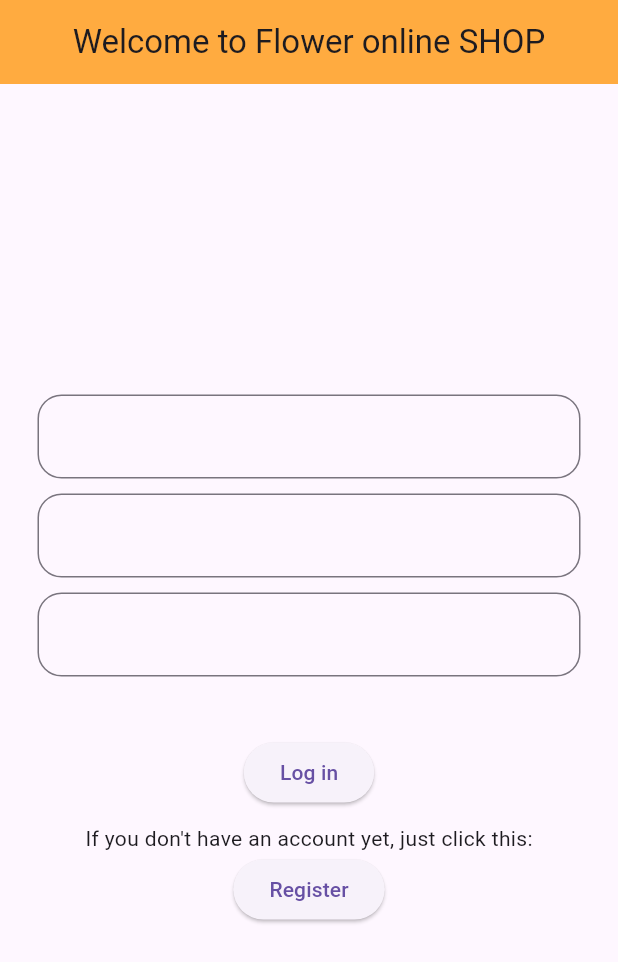
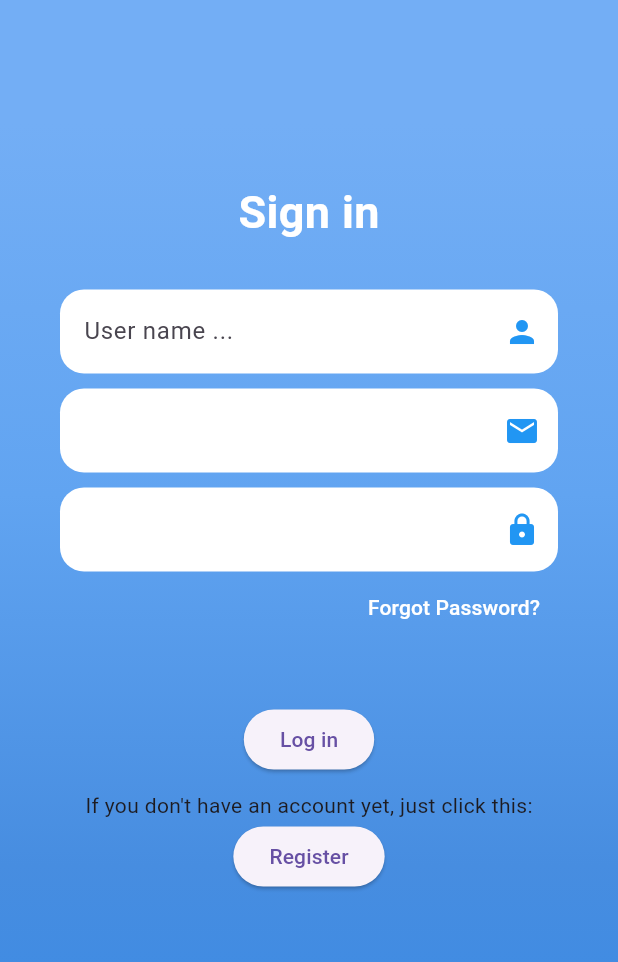
Before and after one commit to Ater-tech/flowerShop, a Flutter app: the screen it shows after launch, on a phone screen of 412 x 824 dp. Shown: the top 962 px of the screen. Run offline on Flutter 3.47's test engine with Material 3 defaults, Android fonts, the phone set to English and light mode, and no system bars; our stand-ins replace cached_network_image, dio, flutter_dotenv, flutter_riverpod, image_picker; Roboto replaces fonts that are missing (OpenSams).

Commit message:
Added log in UI

```diff
--- a/mobile/lib/screens/home_screen/register/log_in_page.dart
+++ b/mobile/lib/screens/home_screen/register/log_in_page.dart
@@ -17,42 +17,56 @@ class _LogInState extends State<LogInPage> {
   @override
   Widget build(BuildContext context) {
     return Scaffold(
-      appBar: AppBar(
-        title: Text("Welcome to Flower online SHOP"),
-        backgroundColor: Colors.orangeAccent,
-        centerTitle: true,
+      body: Container(
+        height: double.infinity,
+        width: double.infinity,
+        decoration: BoxDecoration(
+          gradient: LinearGradient(
+            begin: Alignment.topCenter,
+            end: Alignment.bottomCenter,
+            colors: [
+              Color(0xFF73AEF5),
+              Color(0xFF61A4F1),
+              Color(0xFF478DE0),
+              Color(0xFF398AE5),
+            ],
+            stops: [0.1, 0.4, 0.7, 0.9],
           ),
-      body: Padding(
-        padding: EdgeInsetsGeometry.symmetric(horizontal: 25, vertical: 15),
+        ),
+        child: Padding(
+          padding: EdgeInsetsGeometry.symmetric(horizontal: 40, vertical: 120),
+          child: SingleChildScrollView(
             child: Column(
               mainAxisAlignment: MainAxisAlignment.center,
               children: [
-            TextFormField(
-              controller: username,
-              keyboardType: TextInputType.text,
-              decoration: InputDecoration(
-                border: OutlineInputBorder(
-                  borderRadius: BorderRadius.circular(16),
+                Text(
+                  "Sign in",
+                  style: TextStyle(
+                    fontFamily: 'OpenSams',
+                    fontSize: 30,
+                    color: Colors.white,
+                    fontWeight: FontWeight.bold,
                   ),
                 ),
-            ),
+                SizedBox(height: 30),
+
+                //username
+                userName(),
                 SizedBox(height: 10),
-            TextFormField(
-              controller: email,
-              keyboardType: TextInputType.emailAddress,
-              decoration: InputDecoration(
-                border: OutlineInputBorder(
-                  borderRadius: BorderRadius.circular(16),
-                ),
-              ),
-            ),
+
+                //email
+                emailMethod(),
                 SizedBox(height: 10),
-            TextFormField(
-              controller: password,
-              keyboardType: TextInputType.visiblePassword,
-              decoration: InputDecoration(
-                border: OutlineInputBorder(
-                  borderRadius: BorderRadius.circular(16),
+
+                //password
+                passwordMethod(),
+                Container(
+                  alignment: Alignment.bottomRight,
+                  child: TextButton(
+                    onPressed: () {},
+                    child: Text(
+                      "Forgot Password?",
+                      style: TextStyle(color: Colors.white),
                     ),
                   ),
                 ),
@@ -72,6 +86,74 @@ class _LogInState extends State<LogInPage> {
               ],
             ),
           ),
+        ),
+      ),
+    );
+  }
+
+  TextFormField passwordMethod() {
+    return TextFormField(
+      controller: password,
+      keyboardType: TextInputType.visiblePassword,
+      obscureText: true,
+      decoration: InputDecoration(
+        suffixIcon: Icon(Icons.lock, color: Colors.blue),
+        filled: true,
+        fillColor: Colors.white,
+        enabledBorder: OutlineInputBorder(
+          borderRadius: BorderRadius.circular(16),
+          borderSide: BorderSide(color: Colors.transparent),
+        ),
+        focusedBorder: OutlineInputBorder(
+          borderRadius: BorderRadius.circular(16),
+          borderSide: BorderSide(color: Colors.black54),
+        ),
+        border: OutlineInputBorder(borderRadius: BorderRadius.circular(16)),
+      ),
+    );
+  }
+
+  TextFormField emailMethod() {
+    return TextFormField(
+      controller: email,
+      keyboardType: TextInputType.emailAddress,
+      decoration: InputDecoration(
+        suffixIcon: Icon(Icons.email, color: Colors.blue),
+        filled: true,
+        fillColor: Colors.white,
+        enabledBorder: OutlineInputBorder(
+          borderRadius: BorderRadius.circular(16),
+          borderSide: BorderSide(color: Colors.transparent),
+        ),
+        focusedBorder: OutlineInputBorder(
+          borderRadius: BorderRadius.circular(16),
+          borderSide: BorderSide(color: Colors.black54),
+        ),
+        border: OutlineInputBorder(borderRadius: BorderRadius.circular(16)),
+      ),
+    );
+  }
+
+  TextFormField userName() {
+    return TextFormField(
+      controller: username,
+      keyboardType: TextInputType.text,
+      cursorColor: Colors.blueAccent,
+      decoration: InputDecoration(
+        hintText: "User name ...",
+        suffixIcon: Icon(Icons.person, color: Colors.blue),
+        filled: true,
+        fillColor: Colors.white,
+        enabledBorder: OutlineInputBorder(
+          borderRadius: BorderRadius.circular(16),
+          borderSide: BorderSide(color: Colors.transparent),
+        ),
+        focusedBorder: OutlineInputBorder(
+          borderRadius: BorderRadius.circular(16),
+          borderSide: BorderSide(color: Colors.black54),
+        ),
+        border: OutlineInputBorder(borderRadius: BorderRadius.circular(16)),
+      ),
     );
   }
 }
```
Lines whose indentation alone changed are shown as unchanged.
